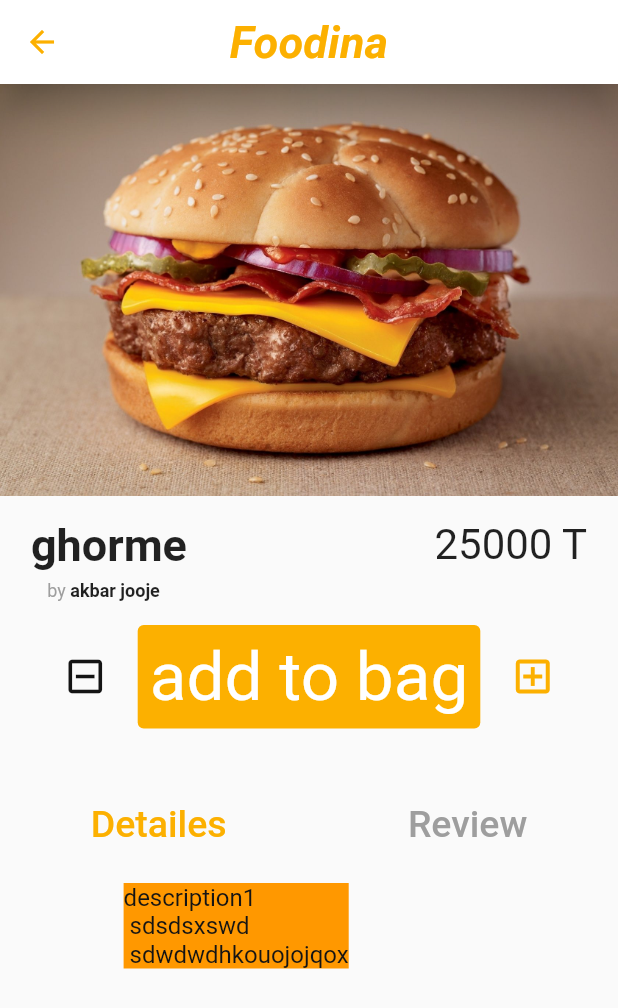
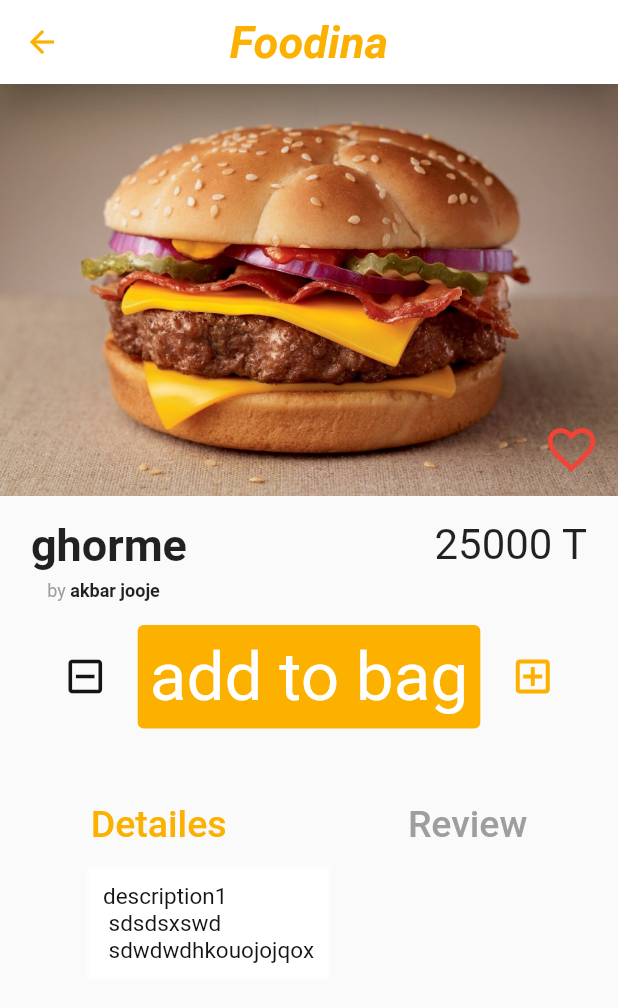
Before and after one commit to seyed-mostafa/customer_app, a Flutter app: the screen it shows after launch, after a tap on "ghorme", on a phone screen of 412 x 824 dp. Shown: the top 1008 px of the screen. Run offline on Flutter 3.47's test engine with Material 2 defaults, Android fonts, the light colour scheme and no system bars; our stand-ins replace google_maps_flutter.

Commit message:
صفحه غذا بهبود یافت

```diff
--- a/lib/Pages/FoodPage.dart
+++ b/lib/Pages/FoodPage.dart
@@ -19,6 +19,7 @@ class FoodPage extends StatefulWidget {
 
 class _FoodPageState extends State<FoodPage> {
   int state = 1;
+  int like=0;
 
 
   @override
@@ -112,27 +113,51 @@ class _FoodPageState extends State<FoodPage> {
     }
 
 
-    DetailesOrReview(){
-      if(state==1){
+    DetailesOrReview() {
+      if (state == 1) {
         return Container(
             alignment: Alignment.centerLeft,
-            padding: EdgeInsets.symmetric(horizontal: MediaQuery.of(context).size.width/5,vertical: 15),
-            child:
-            Container(
-              color: Colors.orange,
-              child: Text(widget.restaurants[widget.currentRestaurant]
-                  .getMenu()[widget.currentFood]
-                  .getDescription(),style: TextStyle(color: theme.black,fontSize: 16),),
-            )
-        );
-
-      }else{
-        return ListView(
-          children: List.generate(
-              widget.restaurants[widget.currentRestaurant].getMenu()[widget.currentFood].getComment().length
-              , (index) => Text(widget.restaurants[widget.currentRestaurant].getMenu()[widget.currentFood].getComment()[index])),
-        );
-
+            padding: EdgeInsets.symmetric(
+                horizontal: MediaQuery.of(context).size.width / 6,
+                vertical: 15),
+            child: Container(
+              child: Container(
+                decoration: BoxDecoration(boxShadow: [
+                  BoxShadow(
+                      color: Colors.white,
+                      spreadRadius: 10,
+                      blurRadius: 0.5,
+                      offset: Offset(0, 0))
+                ]),
+                child: Text(
+                  widget.restaurants[widget.currentRestaurant]
+                      .getMenu()[widget.currentFood]
+                      .getDescription(),
+                  style: TextStyle(color: theme.black, fontSize: 15),
+                ),
+              ),
+            ));
+      } else {
+        return Container(
+            alignment: Alignment.centerLeft,
+            padding: EdgeInsets.symmetric(
+                horizontal: MediaQuery.of(context).size.width / 6,
+                vertical: 15),
+            child: Container(
+              child: Container(
+                decoration: BoxDecoration(boxShadow: [
+                  BoxShadow(
+                      color: Colors.white,
+                      spreadRadius: 10,
+                      blurRadius: 0.5,
+                      offset: Offset(0, 0))
+                ]),
+                child: Text(widget.restaurants[widget.currentRestaurant]
+                    .getMenu()[widget.currentFood]
+                    .getComment()
+                    .elementAt(0)),
+              ),
+            ));
       }
     }
 
@@ -143,11 +168,32 @@ class _FoodPageState extends State<FoodPage> {
         child: Column(
         children: [
           Container(
+            child: Align(
+              alignment: Alignment.bottomRight,
+              child: Container(
+                  padding: EdgeInsets.all(10),
+                  decoration: BoxDecoration(
+
+                  ),
+                  child: IconButton(
+                      icon: Icon(
+                        like%2==0? Icons.favorite_border:Icons.favorite,
+                        color: Colors.red,
+                        size: 38,
+                      ),
+                      onPressed: () {
+                        setState(() {
+                          like++;
+                        });
+                      }
+                  )
+              ),
+            ),
             height: MediaQuery.of(context).size.height / 3,
             width: MediaQuery.of(context).size.width,
-            child: Image.asset(
-              'assets/images/1.jpg',
-              fit: BoxFit.cover,
+            decoration: BoxDecoration(
+              image: DecorationImage(
+                  image: AssetImage('assets/images/1.jpg'), fit: BoxFit.cover),
             ),
           ),
           Container(
```
